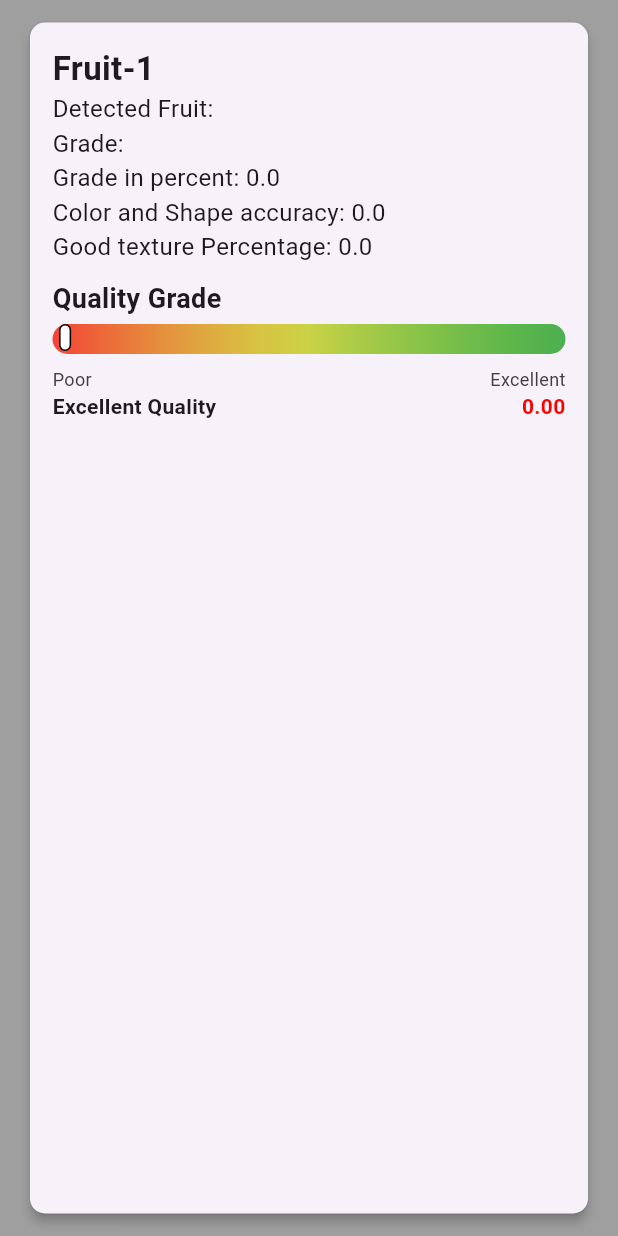
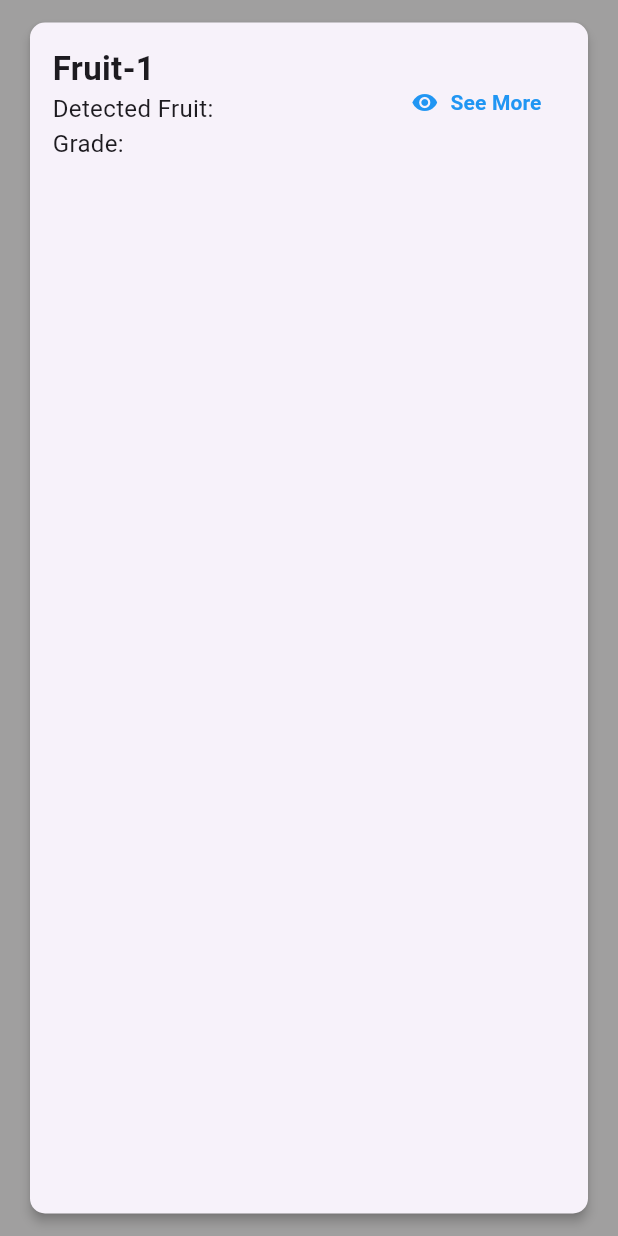
Before and after one commit to E-m-i-n-e-n-c-e/fruit_grading_mobile_app, a Flutter app: the DataContainer widget shown alone on an empty page, opened directly with empty values, on a phone screen of 412 x 824 dp. Run offline on Flutter 3.47's test engine with Material 3 defaults, Android fonts, the phone set to English and light mode, and no system bars; our stand-ins replace image_picker, sqflite; accounts and stored records are empty.

Commit message:
Added view more functionality in resultsPage:

```diff
--- a/lib/api_service.dart
+++ b/lib/api_service.dart
@@ -4,7 +4,7 @@ import 'package:fruit_grading_mobile_app/user.dart';
 
 class ApiService {
   static const String baseUrl =
-      "http://172.16.192.136:5000/"; // Use local or hosted API URL
+      "http://10.0.2.2:5000/"; // Use local or hosted API URL
 
   // Signup API
   static Future<http.Response> signup(
--- a/lib/resultPage.dart
+++ b/lib/resultPage.dart
@@ -87,15 +87,22 @@ class ResultViewPage extends StatelessWidget {
 }
 
 // Special Container Widget
-class DataContainer extends StatelessWidget {
+class DataContainer extends StatefulWidget {
   final int index;
   final SinglePrediction data;
 
   const DataContainer({super.key, required this.index, required this.data});
 
   @override
+  State<DataContainer> createState() => _DataContainerState();
+}
+
+class _DataContainerState extends State<DataContainer> {
+  bool isExpanded = false;
+
+  @override
   Widget build(BuildContext context) {
-    double gradeVal = data.gradeVal;
+    double gradeVal = widget.data.gradeVal;
     double screenWidth = MediaQuery.of(context).size.width;
     double barWidth = screenWidth * 0.9;
     double pointerPosition = gradeVal * barWidth;
@@ -106,7 +113,7 @@ class DataContainer extends StatelessWidget {
       pointerPosition -= 25;
     }
 
-    Color qualityColor = valueToHsv(data.gradeVal);
+    Color qualityColor = valueToHsv(widget.data.gradeVal);
     return Card(
       margin: const EdgeInsets.symmetric(horizontal: 20, vertical: 15),
       elevation: 3,
@@ -116,17 +123,51 @@ class DataContainer extends StatelessWidget {
         child: Column(
           crossAxisAlignment: CrossAxisAlignment.start,
           children: [
-            Text("Fruit-${index + 1}",
-                style:
-                    const TextStyle(fontSize: 22, fontWeight: FontWeight.bold)),
-            Text("Detected Fruit: ${data.fruit}",
+            // Always visible content
+            Row(
+              mainAxisAlignment: MainAxisAlignment.spaceBetween,
+              children: [
+                Column(
+                  crossAxisAlignment: CrossAxisAlignment.start,
+                  children: [
+                    Text("Fruit-${widget.index + 1}",
+                        style: const TextStyle(
+                            fontSize: 22, fontWeight: FontWeight.bold)),
+                    Text("Detected Fruit: ${widget.data.fruit}",
                         style: const TextStyle(fontSize: 16)),
-            Text("Grade: ${data.grade}", style: const TextStyle(fontSize: 16)),
-            Text("Grade in percent: ${data.gradeVal}",
+                    Text("Grade: ${widget.data.grade}",
                         style: const TextStyle(fontSize: 16)),
-            Text("Color and Shape accuracy: ${data.colorAndShape}",
+                  ],
+                ),
+                TextButton.icon(
+                  onPressed: () {
+                    setState(() {
+                      isExpanded = !isExpanded;
+                    });
+                  },
+                  icon: Icon(
+                    isExpanded ? Icons.visibility_off : Icons.visibility,
+                    color: Colors.blue,
+                  ),
+                  label: Text(
+                    isExpanded ? "Hide" : "See More",
+                    style: const TextStyle(
+                      color: Colors.blue,
+                      fontWeight: FontWeight.bold,
+                    ),
+                  ),
+                ),
+              ],
+            ),
+
+            // Expandable content
+            if (isExpanded) ...[
+              const SizedBox(height: 10),
+              Text("Grade in percent: ${widget.data.gradeVal}",
                   style: const TextStyle(fontSize: 16)),
-            Text("Good texture Percentage: ${data.blemish}",
+              Text("Color and Shape accuracy: ${widget.data.colorAndShape}",
+                  style: const TextStyle(fontSize: 16)),
+              Text("Good texture Percentage: ${widget.data.blemish}",
                   style: const TextStyle(fontSize: 16)),
               const SizedBox(height: 10),
 
@@ -146,8 +187,7 @@ class DataContainer extends StatelessWidget {
                       children: [
                         // Gradient Bar
                         Container(
-                        width:
-                            barWidth, // Set width to match pointer calculations
+                          width: barWidth,
                           height: 20,
                           decoration: BoxDecoration(
                             borderRadius: BorderRadius.circular(10),
@@ -158,9 +198,9 @@ class DataContainer extends StatelessWidget {
                             ),
                           ),
                         ),
-                      // Pointer Indicator (Now accurately positioned)
+                        // Pointer Indicator
                         Positioned(
-                        left: pointerPosition, // Adjust based on bar width
+                          left: pointerPosition,
                           child: Container(
                             width: 8,
                             height: 18,
@@ -199,7 +239,7 @@ class DataContainer extends StatelessWidget {
                           style: TextStyle(
                               fontSize: 14, fontWeight: FontWeight.bold)),
                       Text(
-                      data.gradeVal.toStringAsFixed(2),
+                        widget.data.gradeVal.toStringAsFixed(2),
                         style: TextStyle(
                             fontSize: 14,
                             fontWeight: FontWeight.bold,
@@ -209,6 +249,7 @@ class DataContainer extends StatelessWidget {
                   ),
                 ],
               )
+            ],
           ],
         ),
       ),
```
Lines whose indentation alone changed are shown as unchanged.
